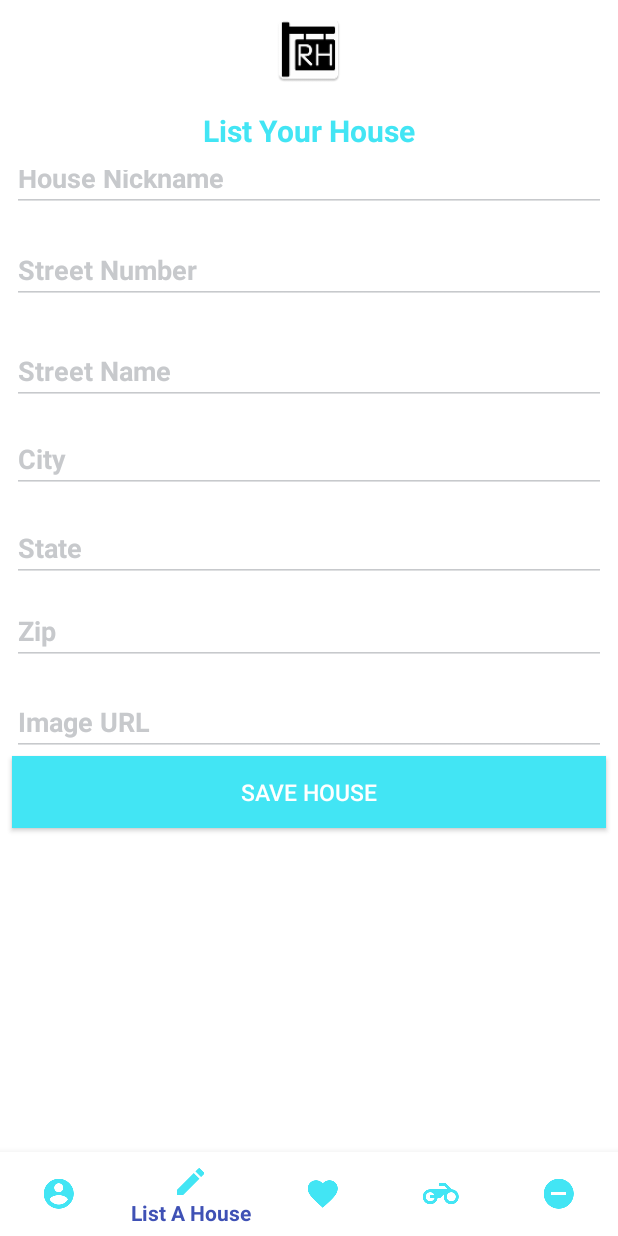
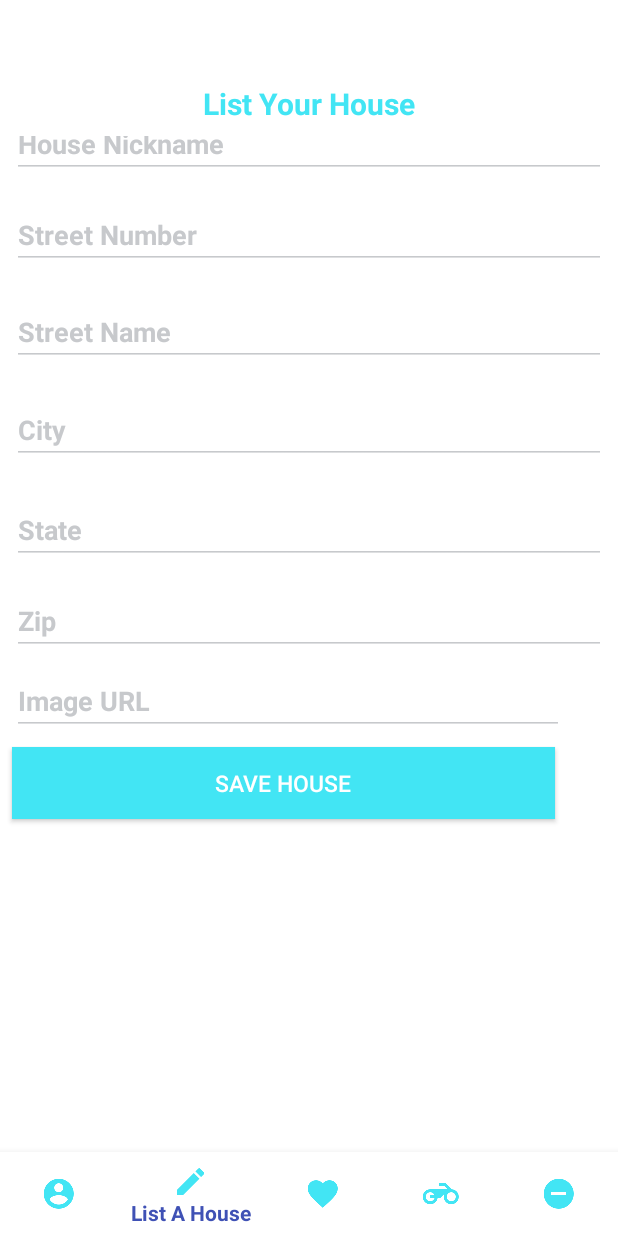
Before and after one commit to katebyars/RealHouse, an Android app: the screen it shows after launch once a user with an empty profile is signed in (MainActivity), item 2 of the bottom bar chosen, on a phone screen of 412 x 824 dp. Run offline under Robolectric (Android 15) with nearby library versions, the phone set to English and light mode, and no system bars; our stand-ins replace ButterKnife, Firebase (no records; nobody signed in at launch, a user with empty details on screens opened directly); libraries missing offline, so code that uses them is left out: org.parceler.

Commit message:
safety commit.

```diff
--- a/app/src/main/java/com/example/guest/realhouse/ui/CreateAccountActivity.java
+++ b/app/src/main/java/com/example/guest/realhouse/ui/CreateAccountActivity.java
@@ -1,5 +1,6 @@
 package com.example.guest.realhouse.ui;
 
+import com.example.guest.realhouse.R;
 import android.app.ProgressDialog;
 import android.content.Intent;
 import android.os.Bundle;
@@ -11,7 +12,6 @@ import android.widget.Button;
 import android.widget.EditText;
 import android.widget.TextView;
 import android.widget.Toast;
-import com.example.guest.realhouse.R;
 import com.google.android.gms.tasks.OnCompleteListener;
 import com.google.android.gms.tasks.Task;
 import com.google.firebase.auth.AuthResult;
--- a/app/src/main/java/com/example/guest/realhouse/ui/ListAHouseFragment.java
+++ b/app/src/main/java/com/example/guest/realhouse/ui/ListAHouseFragment.java
@@ -12,8 +12,8 @@ import android.widget.Button;
 import android.widget.EditText;
 import android.widget.Toast;
 
+import com.example.guest.realhouse.R;
 import com.example.guest.realhouse.constants.Constants;
-import com.example.guest.realhouse.R;
 import com.example.guest.realhouse.models.House;
 import com.google.firebase.auth.FirebaseUser;
 import com.google.firebase.database.FirebaseDatabase;
@@ -34,7 +34,8 @@ public class ListAHouseFragment extends Fragment implements View.OnClickListener
     private String mZip;
     private String mImage;
 
-    @BindView(R.id.saveHouseButton)
+    @BindView(R
+            .id.saveHouseButton)
     Button mSaveHouseButton;
 
     @BindView(R.id.ownerEditText)
--- a/app/src/main/java/com/example/guest/realhouse/ui/LoginActivity.java
+++ b/app/src/main/java/com/example/guest/realhouse/ui/LoginActivity.java
@@ -8,6 +8,7 @@ import android.os.Bundle;
 import butterknife.BindView;
 import butterknife.ButterKnife;
 
+import com.example.guest.realhouse.R;
 import android.util.Log;
 import android.view.View;
 import android.content.Intent;
@@ -16,7 +17,7 @@ import android.widget.TextView;
 import android.widget.EditText;
 import android.widget.Toast;
 
-import com.example.guest.realhouse.R;
+
 import com.google.android.gms.tasks.OnCompleteListener;
 import com.google.android.gms.tasks.Task;
 import com.google.firebase.auth.AuthResult;
--- a/app/src/main/java/com/example/guest/realhouse/ui/MainActivity.java
+++ b/app/src/main/java/com/example/guest/realhouse/ui/MainActivity.java
@@ -1,4 +1,5 @@
 package com.example.guest.realhouse.ui;
+import com.example.guest.realhouse.R;
 import com.example.guest.realhouse.ui.ListAHouseFragment;
 import android.app.FragmentManager;
 import android.content.Intent;
@@ -12,7 +13,7 @@ import android.view.MenuInflater;
 import android.view.MenuItem;
 import android.widget.Button;
 import android.widget.TextView;
-import com.example.guest.realhouse.R;
+
 import android.support.v4.view.MenuItemCompat;
 import android.widget.Toast;
 
@@ -48,11 +49,9 @@ public class MainActivity extends AppCompatActivity{
                     return true;
 
                 case R.id.my_routes:
-                    mTextMessage.setText("My Routes");
                     return true;
 
                 case R.id.logout:
-                    mTextMessage.setText("Logout");
                     Toast.makeText(MainActivity.this, "You are logged out.",
                             Toast.LENGTH_SHORT).show();
                     logout();
--- a/app/src/main/java/com/example/guest/realhouse/ui/MyHousesFragment.java
+++ b/app/src/main/java/com/example/guest/realhouse/ui/MyHousesFragment.java
@@ -1,4 +1,5 @@
 package com.example.guest.realhouse.ui;
+import com.example.guest.realhouse.R;
 import com.example.guest.realhouse.adapters.FirebaseHouseViewHolder;
 import com.example.guest.realhouse.models.House;
 import android.app.Fragment;
@@ -22,7 +23,7 @@ import com.google.firebase.auth.FirebaseUser;
 import com.google.firebase.database.DatabaseReference;
 import com.google.firebase.database.FirebaseDatabase;
 
-import com.example.guest.realhouse.R;
+
 import com.google.firebase.database.Query;
 
 import java.util.ArrayList;
--- a/app/src/main/res/layout/activity_create_account.xml
+++ b/app/src/main/res/layout/activity_create_account.xml
@@ -4,7 +4,7 @@
     xmlns:tools="http://schemas.android.com/tools"
     android:layout_width="match_parent"
     android:layout_height="match_parent"
-    tools:context="com.example.guest.realhouse.CreateAccountActivity"
+    tools:context="com.example.guest.realhouse.ui.CreateAccountActivity"
     android:background="@color/colorWhite">
 
     <ImageView
--- a/app/src/main/res/layout/fragment_list_a_house.xml
+++ b/app/src/main/res/layout/fragment_list_a_house.xml
@@ -5,37 +5,11 @@
     android:layout_height="match_parent"
     tools:context="com.example.guest.realhouse.ui.ListAHouseFragment">
 
-    <ImageView
-        android:id="@+id/logoImageView"
-        android:layout_width="match_parent"
-        android:layout_height="50dp"
-        android:layout_marginEnd="168dp"
-        android:layout_marginStart="168dp"
-        android:layout_weight="0.01"
-        android:scaleType="fitCenter"
-        android:src="@drawable/ic_logo"
-        tools:layout_constraintTop_creator="1"
-        tools:layout_constraintRight_creator="1"
-        app:layout_constraintRight_toRightOf="parent"
-        tools:layout_constraintLeft_creator="1"
-        app:layout_constraintLeft_toLeftOf="parent"
-        android:layout_marginLeft="168dp"
-        android:layout_marginRight="168dp"
-        app:layout_constraintHorizontal_bias="0.0"
-        tools:layout_constraintBottom_creator="1"
-        app:layout_constraintBottom_toTopOf="@+id/ownerEditText"
-        android:layout_marginTop="8dp"
-        app:layout_constraintTop_toBottomOf="@+id/listAHouseTitleTextView"
-        android:layout_marginBottom="17dp"
-        app:layout_constraintVertical_bias="1.0" />
-
     <android.support.constraint.ConstraintLayout
         android:layout_width="match_parent"
         android:layout_height="match_parent"
         tools:layout_editor_absoluteY="0dp"
         tools:layout_editor_absoluteX="0dp">
-
-
 
         <TextView
             android:id="@+id/listAHouseTitleTextView"
@@ -49,16 +23,18 @@
             android:textStyle="bold"
             tools:layout_constraintTop_creator="1"
             tools:layout_constraintRight_creator="1"
+            tools:layout_constraintBottom_creator="1"
             android:layout_marginStart="8dp"
+            app:layout_constraintBottom_toBottomOf="@+id/ownerEditText"
             android:layout_marginEnd="8dp"
             app:layout_constraintRight_toRightOf="parent"
-            android:layout_marginTop="73dp"
+            android:layout_marginTop="55dp"
             tools:layout_constraintLeft_creator="1"
+            android:layout_marginBottom="41dp"
             app:layout_constraintLeft_toLeftOf="parent"
             app:layout_constraintTop_toTopOf="parent"
             android:layout_marginLeft="8dp"
-            android:layout_marginRight="8dp"
-            app:layout_constraintHorizontal_bias="0.0" />
+            android:layout_marginRight="8dp" />
 
         <EditText
             android:id="@+id/ownerEditText"
@@ -66,26 +42,22 @@
             android:layout_height="38dp"
             android:layout_alignParentEnd="true"
             android:layout_alignParentRight="true"
-            android:layout_marginEnd="8dp"
-            android:layout_marginLeft="8dp"
-            android:layout_marginRight="8dp"
-            android:layout_marginStart="8dp"
             android:backgroundTint="@color/colorHint"
             android:hint="House Nickname"
             android:textColor="@color/colorAccent"
             android:textColorHint="@color/colorHint"
             android:textStyle="bold"
-            app:layout_constraintHorizontal_bias="0.0"
-            app:layout_constraintLeft_toLeftOf="parent"
-            app:layout_constraintRight_toRightOf="parent"
-            tools:layout_constraintLeft_creator="1"
             tools:layout_constraintRight_creator="1"
             tools:layout_constraintBottom_creator="1"
             app:layout_constraintBottom_toTopOf="@+id/streetNumberEditText"
-            android:layout_marginBottom="16dp"
-            android:layout_marginTop="8dp"
-            app:layout_constraintTop_toBottomOf="@+id/listAHouseTitleTextView"
-            app:layout_constraintVertical_bias="0.884" />
+            android:layout_marginStart="8dp"
+            android:layout_marginEnd="8dp"
+            app:layout_constraintRight_toRightOf="parent"
+            tools:layout_constraintLeft_creator="1"
+            android:layout_marginBottom="15dp"
+            app:layout_constraintLeft_toLeftOf="parent"
+            android:layout_marginLeft="8dp"
+            android:layout_marginRight="8dp" />
 
         <EditText
             android:id="@+id/streetNumberEditText"
@@ -103,7 +75,7 @@
             app:layout_constraintBottom_toTopOf="@+id/streetNameEditText"
             app:layout_constraintRight_toRightOf="@+id/ownerEditText"
             tools:layout_constraintLeft_creator="1"
-            android:layout_marginBottom="22dp"
+            android:layout_marginBottom="19dp"
             app:layout_constraintLeft_toLeftOf="@+id/ownerEditText" />
 
         <EditText
@@ -122,7 +94,7 @@
             app:layout_constraintBottom_toTopOf="@+id/cityEditText"
             app:layout_constraintRight_toRightOf="@+id/streetNumberEditText"
             tools:layout_constraintLeft_creator="1"
-            android:layout_marginBottom="13dp"
+            android:layout_marginBottom="20dp"
             app:layout_constraintLeft_toLeftOf="@+id/streetNumberEditText" />
 
         <EditText
@@ -141,7 +113,7 @@
             app:layout_constraintBottom_toTopOf="@+id/stateEditText"
             app:layout_constraintRight_toRightOf="@+id/streetNameEditText"
             tools:layout_constraintLeft_creator="1"
-            android:layout_marginBottom="14dp"
+            android:layout_marginBottom="21dp"
             app:layout_constraintLeft_toLeftOf="@+id/streetNameEditText" />
 
         <EditText
@@ -160,7 +132,7 @@
             app:layout_constraintBottom_toTopOf="@+id/zipEditText"
             app:layout_constraintRight_toRightOf="@+id/cityEditText"
             tools:layout_constraintLeft_creator="1"
-            android:layout_marginBottom="12dp"
+            android:layout_marginBottom="17dp"
             app:layout_constraintLeft_toLeftOf="@+id/cityEditText" />
 
         <EditText
@@ -176,49 +148,52 @@
             android:textStyle="bold"
             tools:layout_constraintRight_creator="1"
             tools:layout_constraintBottom_creator="1"
-            app:layout_constraintBottom_toTopOf="@+id/imageURLEditText"
             app:layout_constraintRight_toRightOf="@+id/stateEditText"
             tools:layout_constraintLeft_creator="1"
-            android:layout_marginBottom="15dp"
-            app:layout_constraintLeft_toLeftOf="@+id/stateEditText" />
+            app:layout_constraintLeft_toLeftOf="@+id/stateEditText"
+            app:layout_constraintHorizontal_bias="0.0"
+            app:layout_constraintBottom_toBottomOf="parent"
+            android:layout_marginBottom="152dp" />
 
         <EditText
             android:id="@+id/imageURLEditText"
-            android:layout_width="0dp"
+            android:layout_width="368dp"
             android:layout_height="wrap_content"
             android:layout_alignParentEnd="true"
             android:layout_alignParentRight="true"
+            android:layout_marginLeft="8dp"
+            android:layout_marginStart="8dp"
+            android:layout_marginTop="8dp"
             android:backgroundTint="@color/colorHint"
             android:hint="Image URL"
             android:textColor="@color/colorAccent"
             android:textColorHint="@color/colorHint"
             android:textStyle="bold"
-            tools:layout_constraintRight_creator="1"
-            tools:layout_constraintBottom_creator="1"
-            app:layout_constraintBottom_toTopOf="@+id/saveHouseButton"
-            app:layout_constraintRight_toRightOf="@+id/zipEditText"
+            app:layout_constraintLeft_toLeftOf="parent"
+            app:layout_constraintTop_toBottomOf="@+id/zipEditText"
             tools:layout_constraintLeft_creator="1"
-            app:layout_constraintLeft_toLeftOf="@+id/zipEditText" />
+            tools:layout_constraintTop_creator="1" />
 
         <Button
             android:id="@+id/saveHouseButton"
             android:layout_width="0dp"
             android:layout_height="wrap_content"
             android:layout_gravity="bottom"
-            android:layout_marginEnd="8dp"
-            android:layout_marginStart="8dp"
             android:background="@color/colorAccent"
             android:text="Save House"
             android:textColor="@color/colorWhite"
             android:textSize="15sp"
-            android:layout_marginRight="8dp"
-            app:layout_constraintRight_toRightOf="parent"
-            app:layout_constraintBottom_toBottomOf="parent"
-            android:layout_marginBottom="8dp"
+            tools:layout_constraintTop_creator="1"
+            tools:layout_constraintRight_creator="1"
+            android:layout_marginStart="8dp"
+            android:layout_marginEnd="6dp"
+            app:layout_constraintRight_toRightOf="@+id/imageURLEditText"
+            android:layout_marginTop="8dp"
+            app:layout_constraintTop_toBottomOf="@+id/imageURLEditText"
+            tools:layout_constraintLeft_creator="1"
+            app:layout_constraintLeft_toLeftOf="parent"
             android:layout_marginLeft="8dp"
-            app:layout_constraintLeft_toLeftOf="parent"
-            tools:layout_constraintRight_creator="1"
-            tools:layout_constraintLeft_creator="1" />
+            android:layout_marginRight="6dp" />
 
         <!--</LinearLayout>-->
     </android.support.constraint.ConstraintLayout>
--- a/app/src/main/res/layout/house_list_item.xml
+++ b/app/src/main/res/layout/house_list_item.xml
@@ -17,67 +17,64 @@
         android:layout_width="match_parent"
         android:layout_height="wrap_content"
         android:background="@android:color/white"
-            android:paddingTop="20dp"
+        android:paddingBottom="20dp"
         android:paddingLeft="10dp"
         android:paddingRight="10dp"
-            android:paddingBottom="20dp">
+        android:paddingTop="20dp">
 
 
         <TextView
         android:id="@+id/fragmentHouseDetailOwnerNameTextView"
-            android:text="Owner"
         android:layout_width="wrap_content"
         android:layout_height="wrap_content"
-            android:textColor="@color/colorAccent"
-            android:textStyle="bold"
         android:layout_alignParentLeft="true"
         android:layout_alignParentStart="true"
+        android:text="Owner"
+        android:textColor="@color/colorAccent"
         android:textSize="20sp"
-           />
+        android:textStyle="bold" />
 
         <TextView
             android:id="@+id/fragmentHouseDetailStreetNumberTextView"
             android:layout_width="wrap_content"
             android:layout_height="wrap_content"
+            android:layout_marginRight="5dp"
+            android:layout_toLeftOf="@+id/fragmentHouseDetailStreetNameTextView"
             android:text="Street Number"
             android:textColor="@color/colorAccent"
-        android:textStyle="italic"
-        android:layout_toLeftOf="@id/fragmentHouseDetailStreetNameTextView"
-        android:layout_marginRight="5dp"/>
+            android:textStyle="italic" />
 
         <TextView
             android:id="@+id/fragmentHouseDetailStreetNameTextView"
             android:layout_width="wrap_content"
             android:layout_height="wrap_content"
+            android:layout_alignParentEnd="true"
+            android:layout_alignParentRight="true"
+            android:layout_alignTop="@+id/fragmentHouseDetailOwnerNameTextView"
             android:text="Street Name"
             android:textColor="@color/colorAccent"
-        android:textStyle="italic"
-        android:layout_alignTop="@+id/fragmentHouseDetailOwnerNameTextView"
-        android:layout_alignParentRight="true"
-        android:layout_alignParentEnd="true"
-        />
+            android:textStyle="italic" />
 
         <TextView
             android:id="@+id/fragmentHouseDetailCityTextView"
             android:layout_width="wrap_content"
             android:layout_height="wrap_content"
+            android:layout_below="@id/fragmentHouseDetailStreetNameTextView"
+            android:layout_toLeftOf="@+id/fragmentHouseDetailStateTextView"
             android:text="City"
             android:textColor="@color/colorAccent"
-        android:textStyle="italic"
-        android:layout_below="@id/fragmentHouseDetailStreetNameTextView"
-        android:layout_toLeftOf="@id/fragmentHouseDetailStateTextView"
-        />
+            android:textStyle="italic" />
 
         <TextView
             android:id="@+id/fragmentHouseDetailStateTextView"
             android:layout_width="wrap_content"
             android:layout_height="wrap_content"
+            android:layout_alignParentRight="true"
+            android:layout_below="@id/fragmentHouseDetailStreetNameTextView"
             android:layout_marginLeft="19dp"
             android:text="State"
             android:textColor="@color/colorAccent"
             android:textStyle="italic"
-        android:layout_below="@id/fragmentHouseDetailStreetNameTextView"
-        android:layout_alignParentRight="true"
             tools:layout_editor_absoluteY="266dp" />
 
         <TextView
@@ -88,7 +85,6 @@
             android:layout_below="@id/fragmentHouseDetailStateTextView"
             android:text="Zip"
             android:textColor="@color/colorAccent"
-        android:textStyle="italic"
-    />
+            android:textStyle="italic" />
 </RelativeLayout>
 </LinearLayout>
```
Also changed, not shown: 2 other files. Lines whose indentation alone changed are shown as unchanged.
